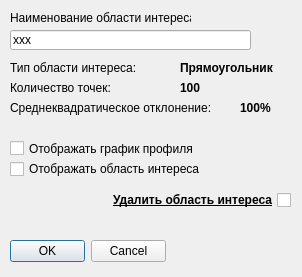
First picture: the form in frontend/zgraphparamdlg.ui, repository Lodinn/Gelion, before the edit.
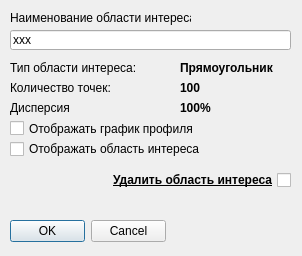
Second picture: the form after the edit.

```diff
--- a/frontend/zgraphparamdlg.ui
+++ b/frontend/zgraphparamdlg.ui
@@ -7,7 +7,7 @@
     <x>0</x>
     <y>0</y>
     <width>302</width>
-    <height>277</height>
+    <height>256</height>
    </rect>
   </property>
   <property name="sizePolicy">
@@ -36,7 +36,7 @@
     <rect>
      <x>10</x>
      <y>30</y>
-     <width>241</width>
+     <width>281</width>
      <height>20</height>
     </rect>
    </property>
@@ -48,7 +48,7 @@
    <property name="geometry">
     <rect>
      <x>10</x>
-     <y>240</y>
+     <y>220</y>
      <width>156</width>
      <height>23</height>
     </rect>
@@ -61,7 +61,7 @@
    <property name="geometry">
     <rect>
      <x>10</x>
-     <y>140</y>
+     <y>120</y>
      <width>211</width>
      <height>17</height>
     </rect>
@@ -87,7 +87,7 @@
    <property name="geometry">
     <rect>
      <x>10</x>
-     <y>160</y>
+     <y>140</y>
      <width>221</width>
      <height>18</height>
     </rect>
@@ -100,7 +100,7 @@
    <property name="geometry">
     <rect>
      <x>80</x>
-     <y>190</y>
+     <y>170</y>
      <width>211</width>
      <height>20</height>
     </rect>
@@ -169,12 +169,12 @@
     <rect>
      <x>10</x>
      <y>100</y>
-     <width>221</width>
+     <width>141</width>
      <height>16</height>
     </rect>
    </property>
    <property name="text">
-    <string>Среднеквадратическое отклонение:</string>
+    <string>Дисперсия</string>
    </property>
   </widget>
   <widget class="QLabel" name="labelPointCountText">
@@ -199,7 +199,7 @@
   <widget class="QLabel" name="labelCLText">
    <property name="geometry">
     <rect>
-     <x>240</x>
+     <x>180</x>
      <y>100</y>
      <width>56</width>
      <height>16</height>
```
